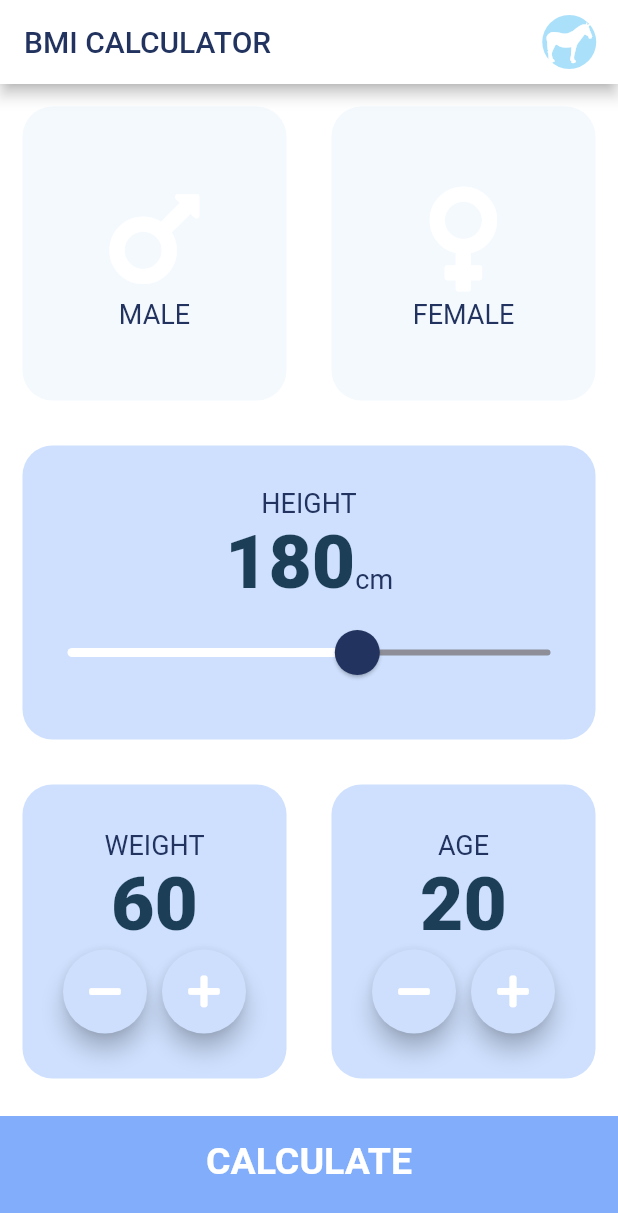
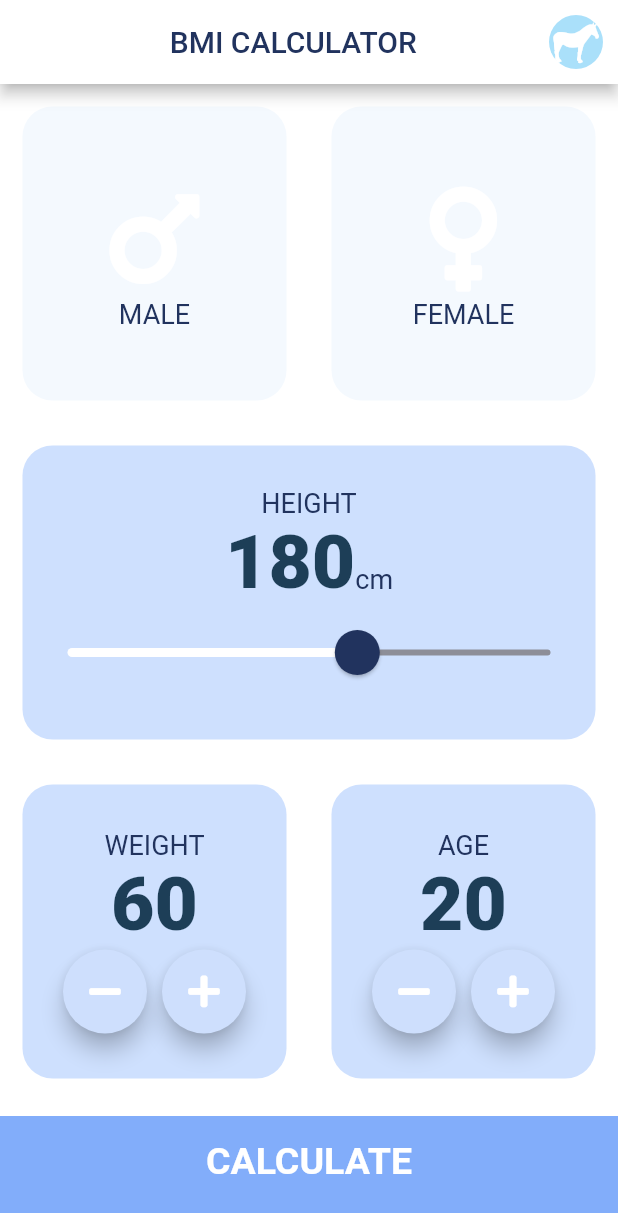
Before and after one commit to aditya222k/BMI-Calculator, a Flutter app: the screen it shows after launch, on a phone screen of 412 x 824 dp. Shown: the top 1213 px of the screen. Run offline on Flutter 3.47's test engine with Material 2 defaults, Android fonts, the phone set to English and light mode, and no system bars; our stand-ins replace font_awesome_flutter.

Commit message:
Update input_page.dart

```diff
--- a/bmi_calculator/lib/input_page.dart
+++ b/bmi_calculator/lib/input_page.dart
@@ -35,19 +35,26 @@ class _InputPageState extends State<InputPage> {
   Widget build(BuildContext context) {
     return Scaffold(
       appBar: AppBar(
-        title: Text(
-          'BMI CALCULATOR',
-          style: TextStyle(
-            color: Color(0xFF21335e),
+        title: Padding(
+          padding: const EdgeInsets.fromLTRB(25, 0, 0, 0),
+          child: Center(
+            child: Text(
+              'BMI CALCULATOR',
+              style: TextStyle(
+                color: Color(0xFF21335e),
+              ),
+            ),
           ),
         ),
         actions: <Widget>[
-          Container(
-            child: genderIndicator(),
-            width: 45,
-            margin: EdgeInsets.all(10),
-            decoration:
-                BoxDecoration(color: Color(0xFFaae0fa), shape: BoxShape.circle),
+          Padding(
+            padding: const EdgeInsets.only(right: 10),
+            child: Container(
+              child: genderIndicator(),
+              width: 36,
+              decoration: BoxDecoration(
+                  color: Color(0xFFaae0fa), shape: BoxShape.circle),
+            ),
           )
         ],
       ),
```
